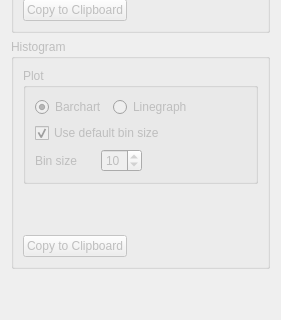
The window that Plugins/org.mitk.gui.qt.measurementtoolbox/src/internal/QmitkImageStatisticsViewControls.ui (MITK/MITK) describes before a commit, drawn with Qt 5; both pictures show x 0 to 281 and y 291 to 611 of the 281 by 800 pixel window.
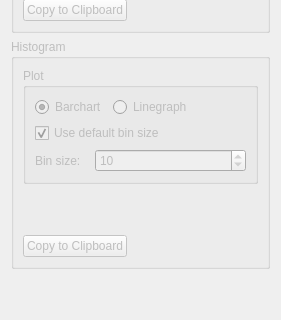
The same window after the commit. Custom widgets are drawn as their Qt base class.

Commit message: hiding and showing spin box according to check box value

What changed in the file:
```diff
--- a/Plugins/org.mitk.gui.qt.measurementtoolbox/src/internal/QmitkImageStatisticsViewControls.ui
+++ b/Plugins/org.mitk.gui.qt.measurementtoolbox/src/internal/QmitkImageStatisticsViewControls.ui
@@ -375,8 +375,43 @@
           </widget>
          </item>
          <item>
-          <layout class="QHBoxLayout" name="horizontalLayout_5">
-           <item>
+          <widget class="QFrame" name="m_BinSizeFrame">
+           <property name="frameShape">
+            <enum>QFrame::NoFrame</enum>
+           </property>
+           <property name="frameShadow">
+            <enum>QFrame::Raised</enum>
+           </property>
+           <layout class="QGridLayout" name="gridLayout">
+            <property name="leftMargin">
+             <number>0</number>
+            </property>
+            <property name="topMargin">
+             <number>0</number>
+            </property>
+            <property name="rightMargin">
+             <number>0</number>
+            </property>
+            <property name="bottomMargin">
+             <number>0</number>
+            </property>
+            <property name="spacing">
+             <number>0</number>
+            </property>
+            <item row="0" column="1">
+             <widget class="QSpinBox" name="m_HistogramBinSizeSpinbox">
+              <property name="toolTip">
+               <string>Press enter to recalculate statistics with new bin size.</string>
+              </property>
+              <property name="frame">
+               <bool>true</bool>
+              </property>
+              <property name="value">
+               <number>10</number>
+              </property>
+             </widget>
+            </item>
+            <item row="0" column="0">
             <widget class="QLabel" name="m_HistogramBinSizeCaptionLabel">
              <property name="minimumSize">
               <size>
@@ -391,37 +426,12 @@
               </size>
              </property>
              <property name="text">
-              <string>Bin size</string>
+               <string>Bin size:</string>
              </property>
             </widget>
            </item>
-           <item>
-            <widget class="QSpinBox" name="m_HistogramBinSizeSpinbox">
-             <property name="toolTip">
-              <string>Press enter to recalculate statistics with new bin size.</string>
-             </property>
-             <property name="frame">
-              <bool>true</bool>
-             </property>
-             <property name="value">
-              <number>10</number>
-             </property>
-            </widget>
-           </item>
-           <item>
-            <spacer name="horizontalSpacer_5">
-             <property name="orientation">
-              <enum>Qt::Horizontal</enum>
-             </property>
-             <property name="sizeHint" stdset="0">
-              <size>
-               <width>67</width>
-               <height>20</height>
-              </size>
-             </property>
-            </spacer>
-           </item>
-          </layout>
+           </layout>
+          </widget>
          </item>
         </layout>
        </widget>
```
Lines whose indentation alone changed are shown as unchanged. The commit also changes 2 other files.
